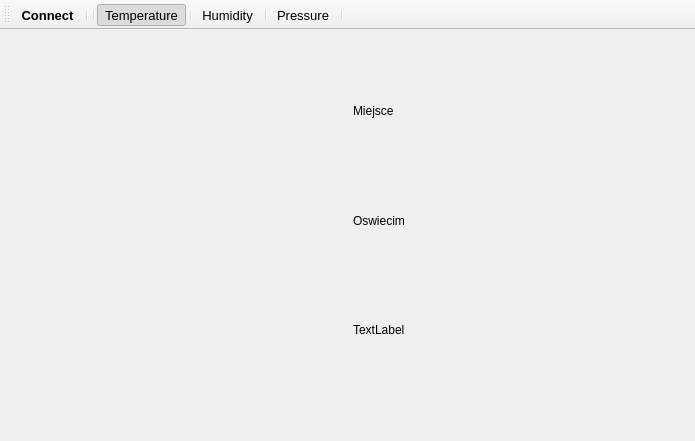
First picture: the form in mainwindow.ui, repository KamilWielgosz303/Thinkspeak, before the edit.
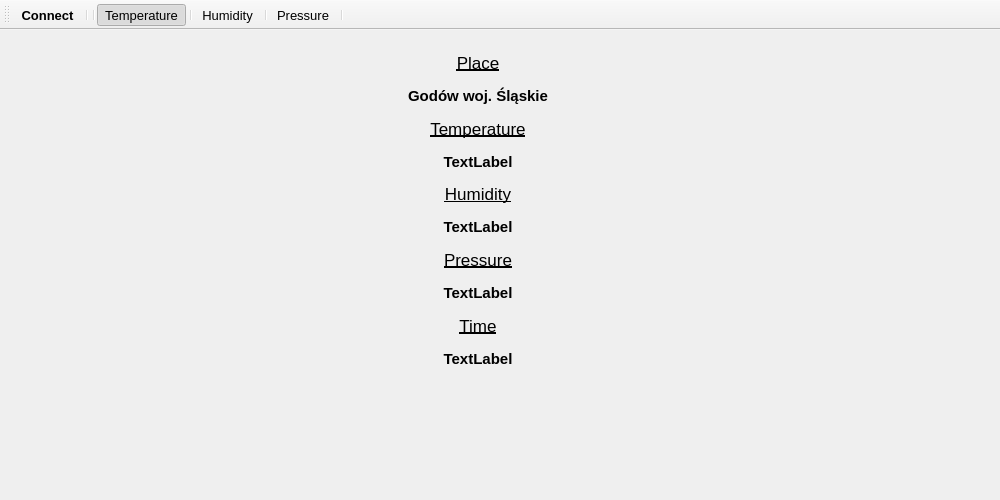
Second picture: the form after the edit. Custom widgets are drawn as their Qt base class.

Commit message: Ukonczony wykres z temperaturą , przycisk connect spięty z aktualizacja wykresu  , dodany panel boczny z aktualnymi odczytami

Diff of the .ui file:
```diff
--- a/mainwindow.ui
+++ b/mainwindow.ui
@@ -6,10 +6,16 @@
    <rect>
     <x>0</x>
     <y>0</y>
-    <width>695</width>
-    <height>441</height>
+    <width>1000</width>
+    <height>500</height>
    </rect>
   </property>
+  <property name="minimumSize">
+   <size>
+    <width>1000</width>
+    <height>500</height>
+   </size>
+  </property>
   <property name="windowTitle">
    <string>MainWindow</string>
   </property>
@@ -17,8 +23,8 @@
    <widget class="QFrame" name="horizontalFrame">
     <property name="geometry">
      <rect>
-      <x>29</x>
-      <y>20</y>
+      <x>0</x>
+      <y>10</y>
       <width>641</width>
       <height>341</height>
      </rect>
@@ -30,23 +36,198 @@
      <item>
       <layout class="QVBoxLayout" name="verticalLayout">
        <item>
-        <widget class="QLabel" name="label_3">
+        <widget class="QLabel" name="place_title">
+         <property name="minimumSize">
+          <size>
+           <width>0</width>
+           <height>0</height>
+          </size>
+         </property>
+         <property name="maximumSize">
+          <size>
+           <width>16777215</width>
+           <height>50</height>
+          </size>
+         </property>
+         <property name="font">
+          <font>
+           <pointsize>13</pointsize>
+           <weight>50</weight>
+           <bold>false</bold>
+           <underline>true</underline>
+          </font>
+         </property>
          <property name="text">
-          <string>Miejsce           </string>
+          <string>Place</string>
          </property>
+         <property name="alignment">
+          <set>Qt::AlignCenter</set>
+         </property>
         </widget>
        </item>
        <item>
-        <widget class="QLabel" name="label">
+        <widget class="QLabel" name="place_label">
+         <property name="maximumSize">
+          <size>
+           <width>16777215</width>
+           <height>50</height>
+          </size>
+         </property>
+         <property name="font">
+          <font>
+           <pointsize>11</pointsize>
+           <weight>75</weight>
+           <bold>true</bold>
+          </font>
+         </property>
+         <property name="layoutDirection">
+          <enum>Qt::LeftToRight</enum>
+         </property>
          <property name="text">
-          <string>Oswiecim</string>
+          <string>Godów woj. Śląskie</string>
          </property>
+         <property name="alignment">
+          <set>Qt::AlignCenter</set>
+         </property>
         </widget>
        </item>
        <item>
-        <widget class="QLabel" name="label_2">
+        <widget class="QLabel" name="temp_title">
+         <property name="font">
+          <font>
+           <pointsize>13</pointsize>
+           <weight>50</weight>
+           <bold>false</bold>
+           <underline>true</underline>
+          </font>
+         </property>
          <property name="text">
+          <string>Temperature</string>
+         </property>
+         <property name="alignment">
+          <set>Qt::AlignCenter</set>
+         </property>
+        </widget>
+       </item>
+       <item>
+        <widget class="QLabel" name="temp_label">
+         <property name="font">
+          <font>
+           <pointsize>11</pointsize>
+           <weight>75</weight>
+           <bold>true</bold>
+          </font>
+         </property>
+         <property name="text">
           <string>TextLabel</string>
+         </property>
+         <property name="alignment">
+          <set>Qt::AlignCenter</set>
+         </property>
+        </widget>
+       </item>
+       <item>
+        <widget class="QLabel" name="hum_title">
+         <property name="font">
+          <font>
+           <pointsize>13</pointsize>
+           <weight>50</weight>
+           <bold>false</bold>
+           <underline>true</underline>
+          </font>
+         </property>
+         <property name="text">
+          <string>Humidity</string>
+         </property>
+         <property name="alignment">
+          <set>Qt::AlignCenter</set>
+         </property>
+        </widget>
+       </item>
+       <item>
+        <widget class="QLabel" name="hum_label">
+         <property name="font">
+          <font>
+           <pointsize>11</pointsize>
+           <weight>75</weight>
+           <bold>true</bold>
+          </font>
+         </property>
+         <property name="text">
+          <string>TextLabel</string>
+         </property>
+         <property name="alignment">
+          <set>Qt::AlignCenter</set>
+         </property>
+        </widget>
+       </item>
+       <item>
+        <widget class="QLabel" name="pres_title">
+         <property name="font">
+          <font>
+           <pointsize>13</pointsize>
+           <weight>50</weight>
+           <bold>false</bold>
+           <underline>true</underline>
+          </font>
+         </property>
+         <property name="text">
+          <string>Pressure</string>
+         </property>
+         <property name="alignment">
+          <set>Qt::AlignCenter</set>
+         </property>
+        </widget>
+       </item>
+       <item>
+        <widget class="QLabel" name="pres_label">
+         <property name="font">
+          <font>
+           <pointsize>11</pointsize>
+           <weight>75</weight>
+           <bold>true</bold>
+          </font>
+         </property>
+         <property name="text">
+          <string>TextLabel</string>
+         </property>
+         <property name="alignment">
+          <set>Qt::AlignCenter</set>
+         </property>
+        </widget>
+       </item>
+       <item>
+        <widget class="QLabel" name="time_title">
+         <property name="font">
+          <font>
+           <pointsize>13</pointsize>
+           <weight>50</weight>
+           <bold>false</bold>
+           <underline>true</underline>
+          </font>
+         </property>
+         <property name="text">
+          <string>Time</string>
+         </property>
+         <property name="alignment">
+          <set>Qt::AlignCenter</set>
+         </property>
+        </widget>
+       </item>
+       <item>
+        <widget class="QLabel" name="time_label">
+         <property name="font">
+          <font>
+           <pointsize>11</pointsize>
+           <weight>75</weight>
+           <bold>true</bold>
+          </font>
+         </property>
+         <property name="text">
+          <string>TextLabel</string>
+         </property>
+         <property name="alignment">
+          <set>Qt::AlignCenter</set>
          </property>
         </widget>
        </item>
```
Left out of the diff: 5 changed lines with no effect on the pictures. The commit also changes 4 other files.
